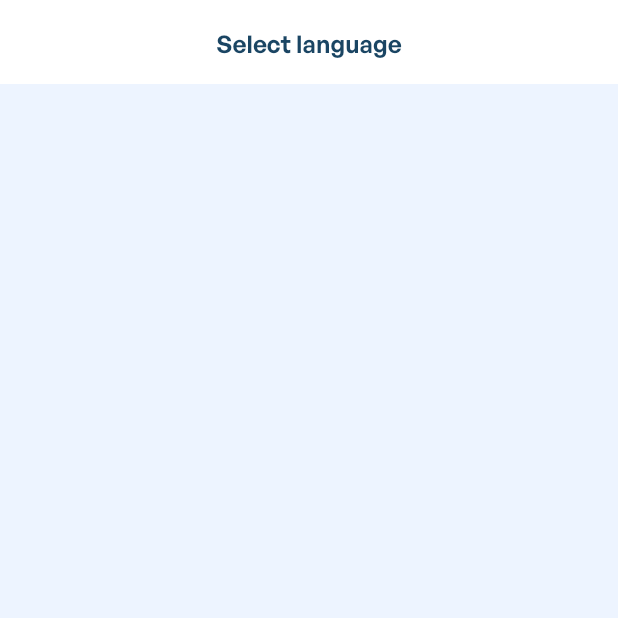
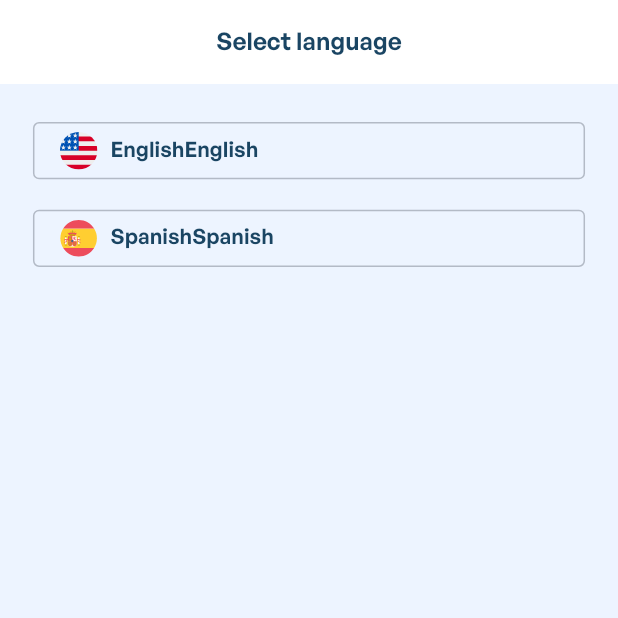
Before and after one commit to DamanSoftRadixx/Inspection-Doctor-Homeowner, a Flutter app: the screen it shows after launch, on a phone screen of 412 x 824 dp, the top half of it. Run offline on Flutter 3.47's test engine with Material 2 defaults, Android fonts, the phone set to English and light mode, and no system bars; our stand-ins replace cached_network_image, dropdown_button2, equatable, flutter_screenutil, flutter_svg, get and 3 more.

Commit message:
font fixed

```diff
--- a/lib/core/theme/app_color_palette.dart
+++ b/lib/core/theme/app_color_palette.dart
@@ -1,4 +1,6 @@
 import 'package:flutter/material.dart';
+import 'package:flutter_screenutil/flutter_screenutil.dart';
+import 'package:inspection_doctor_homeowner/core/constants/common_strings.dart';
 
 class AppColorPalette {
   final MaterialColor primarySwatch;
@@ -54,74 +56,58 @@ AppColorPalette lightColorPalette = AppColorPalette(
   primaryGrey: const Color(0xFF757F8E),
   redBackground: const Color(0xFFFFEDED),
 );
-const TextTheme lightTextTheme = TextTheme(
-  ///Mobile/Header1
+TextTheme lightTextTheme = TextTheme(
+  ///Heading 1
   displayLarge: TextStyle(
-    fontSize: 28,
+    fontFamily: CommonStrings.generalSans,
+    fontSize: 24.sp,
     fontWeight: FontWeight.w600,
-    height: 1.3,
-    color: Color(0xFF626280),
+    height: 1.33,
+    color: const Color(0xFF626280),
   ),
 
-  ///Mobile/Header2
+  ///Heading 2
   displayMedium: TextStyle(
-    fontSize: 18,
+    fontFamily: CommonStrings.generalSans,
+    fontSize: 16.sp,
     fontWeight: FontWeight.w600,
-    height: 1.3,
-    color: Color(0xFF626280),
+    height: 1.25,
+    color: const Color(0xFF626280),
   ),
 
-  ///Mobile/Header3
-  displaySmall: TextStyle(
-    fontSize: 16,
-    fontWeight: FontWeight.w600,
-    height: 1.3,
-    color: Color(0xFF626280),
+  ///Normat text  , Subtext
+  headlineMedium: TextStyle(
+    fontFamily: CommonStrings.generalSans,
+    fontSize: 14.sp,
+    fontWeight: FontWeight.w500,
+    height: 1,
+    color: const Color(0xFF626280),
   ),
 
-  ///Mobile/Header4
-  headlineMedium: TextStyle(
-    fontSize: 14,
-    fontWeight: FontWeight.w500,
-    height: 1.3,
-    color: Color(0xFF626280),
+  // Button text ,Category Text
+  bodyLarge: TextStyle(
+    fontFamily: CommonStrings.generalSans,
+    fontSize: 14.sp,
+    fontWeight: FontWeight.w600,
+    height: 1,
+    color: const Color(0xFF626280),
   ),
 
-  ///Mobile/Text Body
-  bodyLarge: TextStyle(
-    fontSize: 16,
-    fontWeight: FontWeight.w400,
-    height: 1.5,
-    color: Color(0xFF626280),
+  ///Bottom tabs
+  bodyMedium: TextStyle(
+    fontFamily: CommonStrings.generalSans,
+    fontSize: 12.sp,
+    fontWeight: FontWeight.w500,
+    height: 1,
+    color: const Color(0xFF626280),
   ),
 
-  ///Mobile/Additional
-  bodyMedium: TextStyle(
-    fontSize: 14,
-    fontWeight: FontWeight.w400,
-    height: 1.3,
-    color: Color(0xFF626280),
-  ),
-
-  ///Mobile/Additional2
-  titleMedium: TextStyle(
-    fontSize: 12,
+  ///Small text
+  titleSmall: TextStyle(
+    fontFamily: CommonStrings.generalSans,
+    fontSize: 10.sp,
     fontWeight: FontWeight.w500,
-    height: 1.3,
-    color: Color(0xFF626280),
-  ),
-
-  ///Desktop/Additional
-  titleSmall: TextStyle(
-    fontSize: 12,
-    fontWeight: FontWeight.w400,
-    height: 1.3,
-    color: Color(0xFF626280),
-  ),
-  labelMedium: TextStyle(
-    color: Color(0xffA5ADC0),
-    fontWeight: FontWeight.w400,
-    fontSize: 12,
-    height: 1.2,
+    height: 1,
+    color: const Color(0xFF626280),
   ),
 );
--- a/lib/features/login_signup_process/selectLanguage/screens/select_language.dart
+++ b/lib/features/login_signup_process/selectLanguage/screens/select_language.dart
@@ -1,6 +1,11 @@
 import 'package:flutter/material.dart';
+import 'package:flutter_screenutil/flutter_screenutil.dart';
 import 'package:get/get.dart';
+import 'package:inspection_doctor_homeowner/core/common_ui/app_text_widget.dart';
+import 'package:inspection_doctor_homeowner/core/common_ui/asset.dart';
 import 'package:inspection_doctor_homeowner/core/common_ui/common_appbar.dart';
+import 'package:inspection_doctor_homeowner/core/common_ui/common_image_widget.dart';
+import 'package:inspection_doctor_homeowner/core/constants/common_strings.dart';
 import 'package:inspection_doctor_homeowner/core/theme/app_color_palette.dart';
 import 'package:inspection_doctor_homeowner/features/login_signup_process/selectLanguage/controller/select_language_controller.dart';
 import 'package:inspection_doctor_homeowner/features/login_signup_process/selectLanguage/model/select_language_model.dart';
@@ -19,11 +24,53 @@ class SelectLanguageScreen extends GetView<SelectLanguageController> {
           children: [
             Expanded(
               child: ListView.builder(
+                padding: EdgeInsets.only(top: 5.h),
                 itemCount: languageList.length,
+                shrinkWrap: true,
                 itemBuilder: (BuildContext context, int index) {
+                  LanguageModel value = languageList[index];
                   return Container(
-                    child: const Row(
-                      children: [],
+                    margin: EdgeInsets.only(left: 20.w, top: 20.h, right: 20.w),
+                    padding:
+                        EdgeInsets.symmetric(horizontal: 15.w, vertical: 5.h),
+                    decoration: BoxDecoration(
+                        borderRadius: BorderRadius.circular(4.r),
+                        border: Border.all(color: lightColorPalette.stroke)),
+                    child: Row(
+                      children: [
+                        Row(
+                          children: [
+                            AssetWidget(
+                              asset:
+                                  Asset(type: AssetType.svg, path: value.icon),
+                              boxFit: BoxFit.fitWidth,
+                            ).paddingOnly(right: 7.5.w),
+                            AppTextWidget(
+                                text: value.languageName,
+                                style: Theme.of(Get.context!)
+                                    .textTheme
+                                    .bodyLarge!
+                                    .copyWith(
+                                        fontSize: 14.sp,
+                                        color:
+                                            lightColorPalette.primaryDarkblue,
+                                        fontWeight: FontWeight.w600,
+                                        fontFamily: CommonStrings.generalSans)),
+                          ],
+                        ),
+                        InkWell(
+                          child: AppTextWidget(
+                              text: value.languageName,
+                              style: Theme.of(Get.context!)
+                                  .textTheme
+                                  .bodyLarge!
+                                  .copyWith(
+                                      fontSize: 14.sp,
+                                      color: lightColorPalette.primaryDarkblue,
+                                      fontWeight: FontWeight.w600,
+                                      fontFamily: CommonStrings.generalSans)),
+                        )
+                      ],
                     ),
                   );
                 },
```
Also changed, not shown: assets/images/svg/checked.svg (added), assets/images/svg/unCheck.svg (added).
